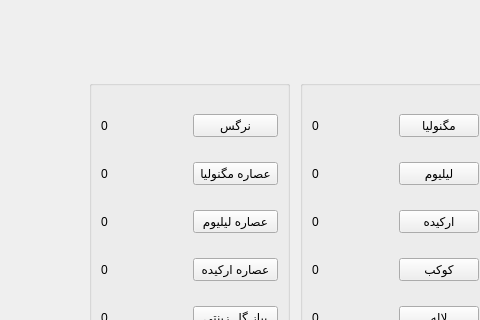
First picture: the form in form/store.ui, repository mahshid-o/GreenHouse, before the edit; both pictures show x 0 to 480 and y 0 to 320 of the 900 by 522 pixel window.
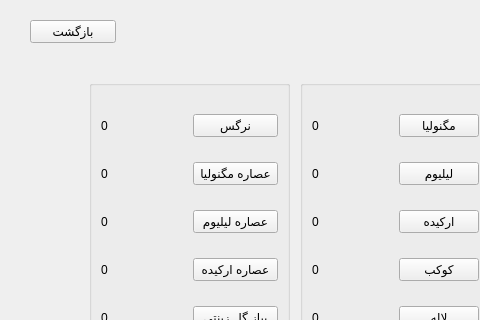
Second picture: the form after the edit. Icons and pictures are not drawn.

Commit message: add back button and beautify UI

Patch:
```diff
--- a/form/store.ui
+++ b/form/store.ui
@@ -761,6 +761,19 @@
     </item>
    </layout>
   </widget>
+  <widget class="QPushButton" name="pushButtonNargesWH_2">
+   <property name="geometry">
+    <rect>
+     <x>30</x>
+     <y>20</y>
+     <width>86</width>
+     <height>23</height>
+    </rect>
+   </property>
+   <property name="text">
+    <string>بازگشت</string>
+   </property>
+  </widget>
  </widget>
  <resources/>
  <connections/>
```
The commit also changes 4 other files.
